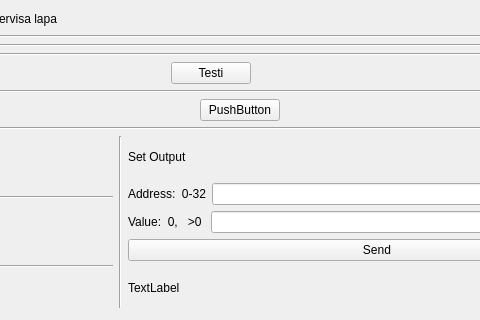
Qt form hwservice.ui (kasarkonic/Sauka1) before a commit; both pictures show x 587 to 1067 and y 0 to 320 of the 1222 by 611 pixel window.
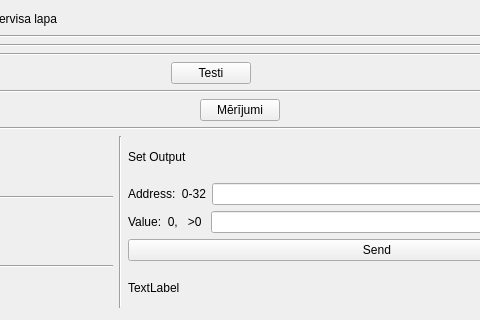
The same form after that commit.

The edit to the form file:
```diff
--- a/hwservice.ui
+++ b/hwservice.ui
@@ -211,7 +211,7 @@
       <item>
        <widget class="QPushButton" name="pushButton_2">
         <property name="text">
-         <string>PushButton</string>
+         <string>Mērījumi</string>
         </property>
        </widget>
       </item>
```
Left out of the diff: 4 changed lines with no effect on the pictures.
